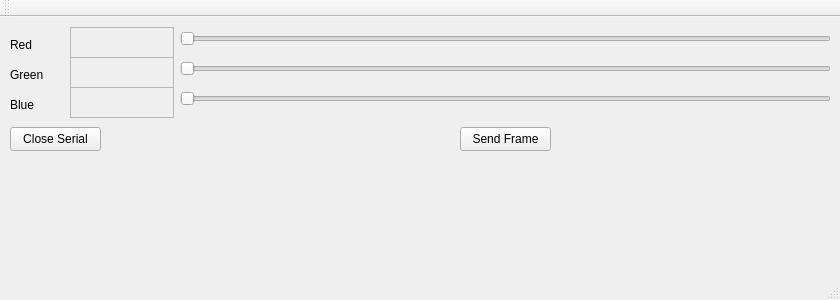
First picture: the form in mainwindow.ui, repository minotor-org/minotor, before the edit.
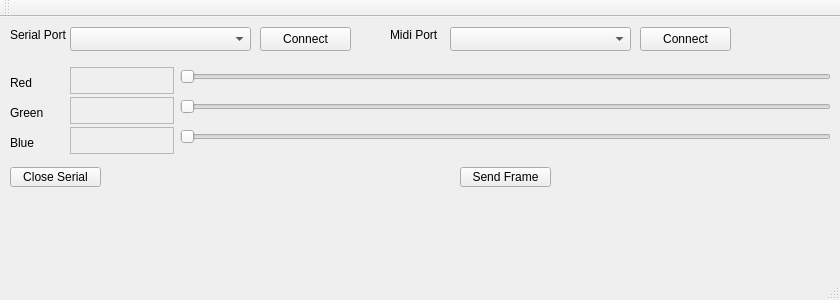
Second picture: the form after the edit.

Commit message:
Implements MIDI read:
We use RtMidi C++ library: package names librtmidi1/librtmidi-dev under Debian.
Note: we patched our librtmidi1 debian package to NOT use JACK.

```diff
--- a/mainwindow.ui
+++ b/mainwindow.ui
@@ -18,9 +18,9 @@
     <property name="geometry">
      <rect>
       <x>460</x>
-      <y>110</y>
+      <y>150</y>
       <width>91</width>
-      <height>24</height>
+      <height>20</height>
      </rect>
     </property>
     <property name="text">
@@ -34,9 +34,9 @@
     <property name="geometry">
      <rect>
       <x>70</x>
-      <y>10</y>
+      <y>50</y>
       <width>104</width>
-      <height>31</height>
+      <height>27</height>
      </rect>
     </property>
    </widget>
@@ -47,9 +47,9 @@
     <property name="geometry">
      <rect>
       <x>70</x>
-      <y>40</y>
+      <y>80</y>
       <width>104</width>
-      <height>31</height>
+      <height>27</height>
      </rect>
     </property>
    </widget>
@@ -60,9 +60,9 @@
     <property name="geometry">
      <rect>
       <x>70</x>
-      <y>70</y>
+      <y>110</y>
       <width>104</width>
-      <height>31</height>
+      <height>27</height>
      </rect>
     </property>
     <property name="readOnly">
@@ -73,9 +73,9 @@
     <property name="geometry">
      <rect>
       <x>180</x>
-      <y>10</y>
+      <y>50</y>
       <width>651</width>
-      <height>23</height>
+      <height>19</height>
      </rect>
     </property>
     <property name="maximum">
@@ -95,9 +95,9 @@
     <property name="geometry">
      <rect>
       <x>180</x>
-      <y>40</y>
+      <y>80</y>
       <width>651</width>
-      <height>23</height>
+      <height>19</height>
      </rect>
     </property>
     <property name="maximum">
@@ -117,9 +117,9 @@
     <property name="geometry">
      <rect>
       <x>180</x>
-      <y>70</y>
+      <y>110</y>
       <width>651</width>
-      <height>23</height>
+      <height>19</height>
      </rect>
     </property>
     <property name="maximum">
@@ -139,9 +139,9 @@
     <property name="geometry">
      <rect>
       <x>10</x>
-      <y>20</y>
+      <y>60</y>
       <width>53</width>
-      <height>15</height>
+      <height>11</height>
      </rect>
     </property>
     <property name="text">
@@ -152,9 +152,9 @@
     <property name="geometry">
      <rect>
       <x>10</x>
-      <y>50</y>
+      <y>90</y>
       <width>53</width>
-      <height>15</height>
+      <height>11</height>
      </rect>
     </property>
     <property name="layoutDirection">
@@ -168,9 +168,9 @@
     <property name="geometry">
      <rect>
       <x>10</x>
-      <y>80</y>
+      <y>120</y>
       <width>53</width>
-      <height>15</height>
+      <height>11</height>
      </rect>
     </property>
     <property name="layoutDirection">
@@ -184,15 +184,87 @@
     <property name="geometry">
      <rect>
       <x>10</x>
-      <y>110</y>
+      <y>150</y>
       <width>91</width>
-      <height>24</height>
+      <height>20</height>
      </rect>
     </property>
     <property name="text">
      <string>Close Serial</string>
     </property>
    </widget>
+   <widget class="QComboBox" name="cbSerialPort">
+    <property name="geometry">
+     <rect>
+      <x>70</x>
+      <y>10</y>
+      <width>181</width>
+      <height>24</height>
+     </rect>
+    </property>
+   </widget>
+   <widget class="QLabel" name="label_4">
+    <property name="geometry">
+     <rect>
+      <x>10</x>
+      <y>10</y>
+      <width>61</width>
+      <height>16</height>
+     </rect>
+    </property>
+    <property name="text">
+     <string>Serial Port</string>
+    </property>
+   </widget>
+   <widget class="QPushButton" name="pbConnectSerial">
+    <property name="geometry">
+     <rect>
+      <x>260</x>
+      <y>10</y>
+      <width>91</width>
+      <height>24</height>
+     </rect>
+    </property>
+    <property name="text">
+     <string>Connect</string>
+    </property>
+   </widget>
+   <widget class="QPushButton" name="pbConnectMidi">
+    <property name="geometry">
+     <rect>
+      <x>640</x>
+      <y>10</y>
+      <width>91</width>
+      <height>24</height>
+     </rect>
+    </property>
+    <property name="text">
+     <string>Connect</string>
+    </property>
+   </widget>
+   <widget class="QLabel" name="label_5">
+    <property name="geometry">
+     <rect>
+      <x>390</x>
+      <y>10</y>
+      <width>61</width>
+      <height>16</height>
+     </rect>
+    </property>
+    <property name="text">
+     <string>Midi Port</string>
+    </property>
+   </widget>
+   <widget class="QComboBox" name="cbMidiPort">
+    <property name="geometry">
+     <rect>
+      <x>450</x>
+      <y>10</y>
+      <width>181</width>
+      <height>24</height>
+     </rect>
+    </property>
+   </widget>
   </widget>
   <widget class="QMenuBar" name="menuBar">
    <property name="geometry">
```
The commit also changes 3 other files.
